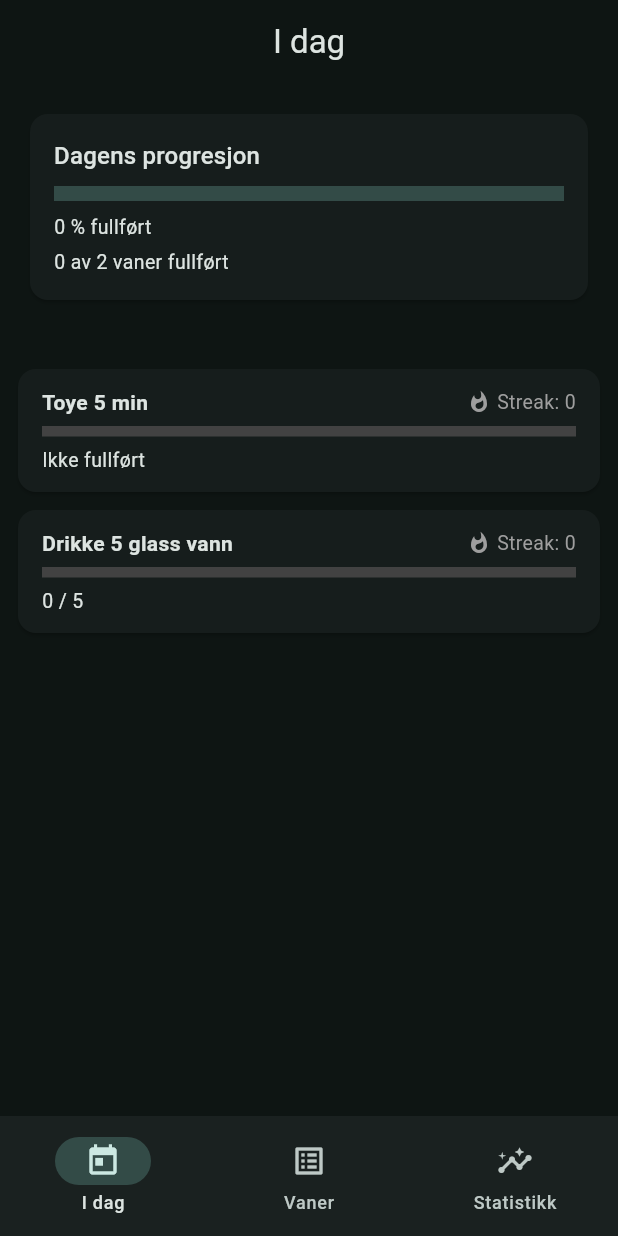
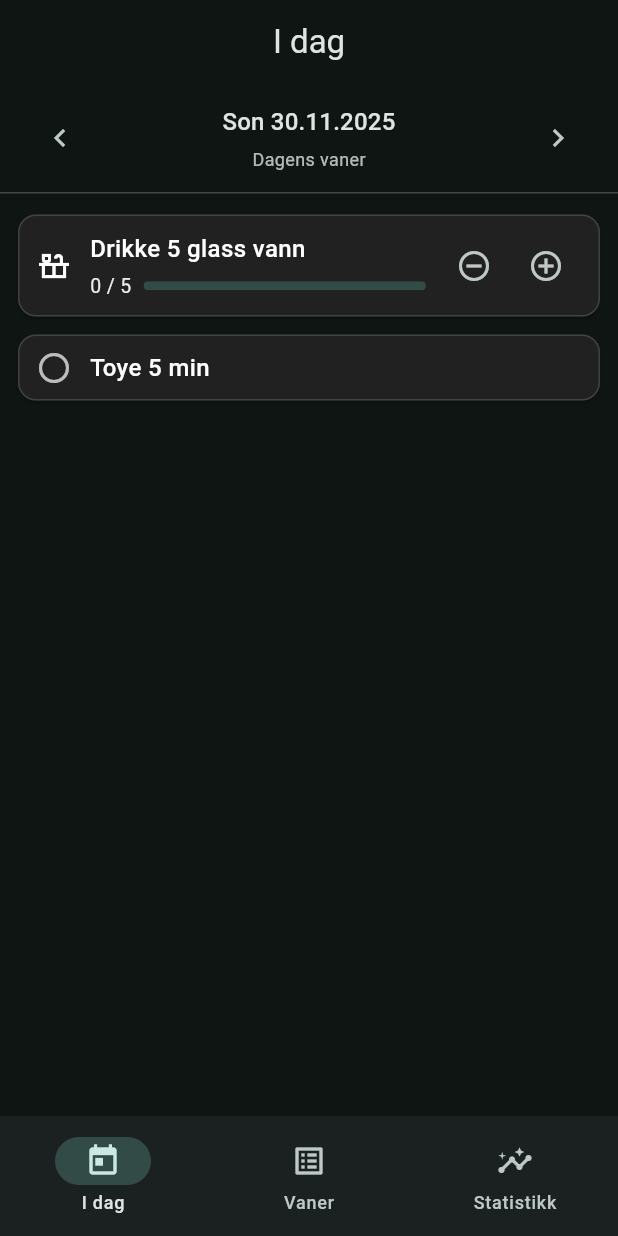
Before and after one commit to BerntLR/habits_app, a Flutter app: the screen it shows after launch, on a phone screen of 412 x 824 dp. Run offline on Flutter 3.47's test engine with Material 3 defaults, Android fonts, the light colour scheme and no system bars; our stand-ins replace shared_preferences.

Commit message:
Polish TodayPage UI with clearer status and controls

```diff
--- a/lib/pages/today_page.dart
+++ b/lib/pages/today_page.dart
@@ -1,76 +1,70 @@
 import 'package:flutter/material.dart';
 import 'package:provider/provider.dart';
 
+import '../models/habit.dart';
 import '../services/habit_service.dart';
-import '../models/habit.dart';
 
-class TodayPage extends StatelessWidget {
+class TodayPage extends StatefulWidget {
   const TodayPage({super.key});
+
+  @override
+  State<TodayPage> createState() => _TodayPageState();
+}
+
+class _TodayPageState extends State<TodayPage> {
+  late DateTime _selectedDate;
+
+  @override
+  void initState() {
+    super.initState();
+    _selectedDate = _normalize(DateTime.now());
+  }
+
+  DateTime _normalize(DateTime d) => DateTime(d.year, d.month, d.day);
+
+  bool get _isToday {
+    final now = _normalize(DateTime.now());
+    return now.year == _selectedDate.year &&
+        now.month == _selectedDate.month &&
+        now.day == _selectedDate.day;
+  }
+
+  void _changeDay(int delta) {
+    setState(() {
+      _selectedDate = _selectedDate.add(Duration(days: delta));
+    });
+  }
+
+  String _weekdayName(int weekday) {
+    const names = <String>[
+      'Man',
+      'Tir',
+      'Ons',
+      'Tor',
+      'Fre',
+      'Lor',
+      'Son',
+    ];
+    return names[weekday - 1];
+  }
+
+  String _dateLabel(DateTime d) {
+    return '${_weekdayName(d.weekday)} ${d.day.toString().padLeft(2, '0')}.${d.month.toString().padLeft(2, '0')}.${d.year}';
+  }
 
   @override
   Widget build(BuildContext context) {
     final service = context.watch<HabitService>();
-    final today = DateTime.now();
 
-    final todaysHabits = service.habitsForDate(today);
-
-    final List<Habit> sortedHabits = List<Habit>.from(todaysHabits);
-
-    sortedHabits.sort((a, b) {
-      if (a.type == HabitType.boolean && b.type != HabitType.boolean) {
-        return -1;
-      }
-      if (a.type != HabitType.boolean && b.type == HabitType.boolean) {
-        return 1;
+    if (!service.isInitialized) {
+      return const Scaffold(
+        body: Center(
+          child: CircularProgressIndicator(),
+        ),
+      );
     }
 
-      if (a.type == HabitType.boolean && b.type == HabitType.boolean) {
-        final aDone = service.isHabitDone(a.id, today);
-        final bDone = service.isHabitDone(b.id, today);
-
-        if (aDone == bDone) return 0;
-        return aDone ? 1 : -1;
-      }
-
-      final aCount = service.countForHabit(a.id, today);
-      final bCount = service.countForHabit(b.id, today);
-
-      final double aProgress = a.targetValue > 0
-          ? (aCount / a.targetValue).clamp(0.0, 1.0)
-          : 0.0;
-      final double bProgress = b.targetValue > 0
-          ? (bCount / b.targetValue).clamp(0.0, 1.0)
-          : 0.0;
-
-      return aProgress.compareTo(bProgress);
-    });
-
-    double dailyProgress = 0.0;
-    int completedHabits = 0;
-
-    if (sortedHabits.isNotEmpty) {
-      double sumProgress = 0.0;
-
-      for (final habit in sortedHabits) {
-        double p = 0.0;
-        if (habit.type == HabitType.boolean) {
-          final done = service.isHabitDone(habit.id, today);
-          p = done ? 1.0 : 0.0;
-        } else {
-          final count = service.countForHabit(habit.id, today);
-          if (habit.targetValue > 0) {
-            p = (count / habit.targetValue).clamp(0.0, 1.0);
-          }
-        }
-
-        sumProgress += p;
-        if (p >= 1.0) {
-          completedHabits++;
-        }
-      }
-
-      dailyProgress = (sumProgress / sortedHabits.length).clamp(0.0, 1.0);
-    }
+    final habits = service.habitsForDate(_selectedDate);
 
     return SafeArea(
       child: Scaffold(
@@ -80,131 +74,67 @@ class TodayPage extends StatelessWidget {
         ),
         body: Column(
           children: [
-            _buildDailySummaryCard(
-              context: context,
-              progress: dailyProgress,
-              completed: completedHabits,
-              total: sortedHabits.length,
+            Padding(
+              padding:
+                  const EdgeInsets.symmetric(horizontal: 16, vertical: 12),
+              child: Row(
+                children: [
+                  IconButton(
+                    icon: const Icon(Icons.chevron_left),
+                    onPressed: () => _changeDay(-1),
                   ),
-            const SizedBox(height: 8),
                   Expanded(
-              child: ListView.builder(
-                padding: const EdgeInsets.all(12),
-                itemCount: sortedHabits.length,
-                itemBuilder: (context, index) {
-                  final habit = sortedHabits[index];
-                  final isDone = service.isHabitDone(habit.id, today);
-                  final count = service.countForHabit(habit.id, today);
-                  final streak = service.streakForHabit(habit.id, today);
-
-                  double progress = 0.0;
-
-                  if (habit.type == HabitType.boolean) {
-                    progress = isDone ? 1.0 : 0.0;
-                  } else {
-                    if (habit.targetValue > 0) {
-                      progress = (count / habit.targetValue).clamp(0.0, 1.0);
-                    }
-                  }
-
-                  Color streakColor;
-                  if (streak <= 0) {
-                    streakColor = Colors.grey;
-                  } else if (streak <= 2) {
-                    streakColor = Colors.tealAccent;
-                  } else if (streak <= 6) {
-                    streakColor = Colors.greenAccent;
-                  } else {
-                    streakColor = Colors.amberAccent;
-                  }
-
-                  return Card(
-                    margin: const EdgeInsets.symmetric(vertical: 6),
-                    child: InkWell(
-                      onTap: () {
-                        if (habit.type == HabitType.boolean) {
-                          service.toggleHabit(habit.id, today);
-                        } else {
-                          service.incrementCount(habit.id, today);
-                        }
-                      },
-                      onLongPress: () {
-                        service.resetForDate(habit.id, today);
-                      },
-                      child: Padding(
-                        padding: const EdgeInsets.symmetric(
-                          vertical: 12,
-                          horizontal: 16,
+                    child: Column(
+                      crossAxisAlignment: CrossAxisAlignment.center,
+                      children: [
+                        Text(
+                          _dateLabel(_selectedDate),
+                          style: Theme.of(context).textTheme.titleMedium,
+                          textAlign: TextAlign.center,
                         ),
-                        child: Column(
-                          crossAxisAlignment: CrossAxisAlignment.start,
-                          children: [
-                            Row(
-                              mainAxisAlignment: MainAxisAlignment.spaceBetween,
-                              children: [
-                                Expanded(
+                        if (_isToday)
+                          const Padding(
+                            padding: EdgeInsets.only(top: 4),
                             child: Text(
-                                    habit.name,
+                              'Dagens vaner',
                               style: TextStyle(
-                                      fontWeight: FontWeight.bold,
-                                      color: isDone
-                                          ? Colors.greenAccent
-                                          : null,
+                                fontSize: 12,
+                                color: Colors.white70,
                               ),
-                                  ),
-                                ),
-                                Row(
-                                  mainAxisSize: MainAxisSize.min,
-                                  children: [
-                                    Icon(
-                                      Icons.whatshot,
-                                      size: 16,
-                                      color: streakColor,
-                                    ),
-                                    const SizedBox(width: 4),
-                                    Text(
-                                      'Streak: $streak',
-                                      style: TextStyle(
-                                        fontSize: 13,
-                                        color: streakColor,
                             ),
                           ),
                       ],
                     ),
-                              ],
                   ),
-                            const SizedBox(height: 6),
-                            LinearProgressIndicator(
-                              value: progress,
-                              minHeight: 7,
-                              backgroundColor: Colors.grey.shade800,
-                              valueColor: AlwaysStoppedAnimation<Color>(
-                                progress >= 1.0
-                                    ? Colors.greenAccent
-                                    : Colors.tealAccent,
-                              ),
-                            ),
-                            const SizedBox(height: 6),
-                            Row(
-                              mainAxisAlignment: MainAxisAlignment.spaceBetween,
-                              children: [
-                                if (habit.type == HabitType.boolean)
-                                  Text(
-                                    isDone ? 'Fullført' : 'Ikke fullført',
-                                    style: const TextStyle(fontSize: 13),
-                                  )
-                                else
-                                  Text(
-                                    '$count / ${habit.targetValue}',
-                                    style: const TextStyle(fontSize: 13),
-                                  ),
-                              ],
+                  IconButton(
+                    icon: const Icon(Icons.chevron_right),
+                    onPressed: () => _changeDay(1),
                   ),
                 ],
               ),
             ),
+            const Divider(height: 1),
+            Expanded(
+              child: habits.isEmpty
+                  ? const Center(
+                      child: Padding(
+                        padding: EdgeInsets.all(16),
+                        child: Text(
+                          'Ingen vaner denne dagen.',
+                          textAlign: TextAlign.center,
                         ),
-                  );
+                      ),
+                    )
+                  : ListView.builder(
+                      padding: const EdgeInsets.fromLTRB(12, 8, 12, 12),
+                      itemCount: habits.length,
+                      itemBuilder: (context, index) {
+                        final habit = habits[index];
+                        if (habit.type == HabitType.boolean) {
+                          return _buildBooleanHabitCard(context, habit);
+                        } else {
+                          return _buildCountHabitCard(context, habit);
+                        }
                       },
                     ),
             ),
@@ -213,29 +143,51 @@ class TodayPage extends StatelessWidget {
       ),
     );
   }
-}
 
-Widget _buildDailySummaryCard({
-  required BuildContext context,
-  required double progress,
-  required int completed,
-  required int total,
-}) {
-  if (total == 0) {
-    return Padding(
-      padding: const EdgeInsets.all(16),
-      child: Card(
+  Widget _buildBooleanHabitCard(BuildContext context, Habit habit) {
+    final service = context.watch<HabitService>();
+    final done = service.isHabitDone(habit.id, _selectedDate);
+
+    final Color bgColor = done ? Colors.greenAccent : Colors.grey.shade900;
+    final Color borderColor =
+        done ? Colors.green.shade700 : Colors.grey.shade800;
+    final Color textColor = done ? Colors.black : Colors.white;
+
+    return Card(
+      margin: const EdgeInsets.symmetric(vertical: 6),
+      color: bgColor,
+      shape: RoundedRectangleBorder(
+        borderRadius: BorderRadius.circular(12),
+        side: BorderSide(color: borderColor, width: 1),
+      ),
+      child: InkWell(
+        borderRadius: BorderRadius.circular(12),
+        onTap: () {
+          context.read<HabitService>().toggleHabit(habit.id, _selectedDate);
+        },
         child: Padding(
-          padding: const EdgeInsets.all(16),
+          padding: const EdgeInsets.symmetric(horizontal: 12, vertical: 10),
           child: Row(
-            children: const [
-              Icon(Icons.info_outline),
-              SizedBox(width: 12),
+            children: [
+              Icon(
+                done
+                    ? Icons.check_circle
+                    : Icons.radio_button_unchecked,
+                color: done ? Colors.green.shade900 : Colors.white70,
+              ),
+              const SizedBox(width: 12),
               Expanded(
                 child: Text(
-                  'Ingen vaner for i dag. Legg til vaner under "Vaner".',
+                  habit.name,
+                  style: TextStyle(
+                    fontSize: 16,
+                    color: textColor,
+                    fontWeight: FontWeight.w500,
                   ),
                 ),
+              ),
+              const SizedBox(width: 8),
+              _buildStreakChip(context, habit),
             ],
           ),
         ),
@@ -243,38 +195,137 @@ Widget _buildDailySummaryCard({
     );
   }
 
-  final int percent = (progress * 100).round();
+  Widget _buildCountHabitCard(BuildContext context, Habit habit) {
+    final service = context.watch<HabitService>();
+    final current = service.countForHabit(habit.id, _selectedDate);
+    final target = habit.targetValue;
 
-  return Padding(
-    padding: const EdgeInsets.all(16),
-    child: Card(
+    double ratio = 0.0;
+    if (target > 0) {
+      ratio = (current / target).clamp(0.0, 1.0);
+    }
+
+    Color bgColor;
+    Color textColor = Colors.white;
+    Color borderColor = Colors.grey.shade800;
+
+    if (ratio >= 1.0 && target > 0) {
+      bgColor = Colors.greenAccent;
+      textColor = Colors.black;
+      borderColor = Colors.green.shade700;
+    } else if (ratio > 0.0) {
+      bgColor = Colors.amberAccent.withOpacity(0.25);
+      borderColor = Colors.amber.shade700;
+    } else {
+      bgColor = Colors.grey.shade900;
+    }
+
+    return Card(
+      margin: const EdgeInsets.symmetric(vertical: 6),
+      color: bgColor,
+      shape: RoundedRectangleBorder(
+        borderRadius: BorderRadius.circular(12),
+        side: BorderSide(color: borderColor, width: 1),
+      ),
       child: Padding(
-        padding: const EdgeInsets.all(16),
+        padding: const EdgeInsets.symmetric(horizontal: 12, vertical: 10),
+        child: Row(
+          children: [
+            Icon(
+              Icons.countertops_outlined,
+              color: textColor,
+            ),
+            const SizedBox(width: 12),
+            Expanded(
               child: Column(
                 crossAxisAlignment: CrossAxisAlignment.start,
                 children: [
                   Text(
-              'Dagens progresjon',
-              style: Theme.of(context).textTheme.titleMedium,
+                    habit.name,
+                    style: TextStyle(
+                      fontSize: 16,
+                      color: textColor,
+                      fontWeight: FontWeight.w500,
                     ),
-            const SizedBox(height: 8),
-            LinearProgressIndicator(
-              value: progress,
-              minHeight: 10,
-            ),
-            const SizedBox(height: 8),
-            Text(
-              '$percent % fullført',
-              style: const TextStyle(fontSize: 13),
                   ),
                   const SizedBox(height: 4),
+                  Row(
+                    children: [
                       Text(
-              '$completed av $total vaner fullført',
-              style: const TextStyle(fontSize: 13),
+                        target > 0 ? '$current / $target' : '$current',
+                        style: TextStyle(
+                          fontSize: 13,
+                          color: textColor.withOpacity(0.9),
+                        ),
+                      ),
+                      const SizedBox(width: 8),
+                      if (target > 0)
+                        Expanded(
+                          child: ClipRRect(
+                            borderRadius: BorderRadius.circular(4),
+                            child: LinearProgressIndicator(
+                              value: ratio,
+                              minHeight: 6,
+                            ),
+                          ),
+                        ),
+                    ],
                   ),
                 ],
               ),
             ),
+            const SizedBox(width: 8),
+            IconButton(
+              icon: const Icon(Icons.remove_circle_outline),
+              tooltip: 'Nullstill for i dag',
+              onPressed: () {
+                context
+                    .read<HabitService>()
+                    .resetForDate(habit.id, _selectedDate);
+              },
+            ),
+            IconButton(
+              icon: const Icon(Icons.add_circle_outline),
+              tooltip: 'Ok ett steg',
+              onPressed: () {
+                context
+                    .read<HabitService>()
+                    .incrementCount(habit.id, _selectedDate);
+              },
+            ),
+          ],
+        ),
       ),
     );
   }
+
+  Widget _buildStreakChip(BuildContext context, Habit habit) {
+    final service = context.watch<HabitService>();
+    final streak = service.streakForHabit(habit.id, _selectedDate);
+    if (streak <= 0) {
+      return const SizedBox.shrink();
+    }
+
+    return Container(
+      padding: const EdgeInsets.symmetric(horizontal: 8, vertical: 4),
+      decoration: BoxDecoration(
+        color: Colors.black.withOpacity(0.12),
+        borderRadius: BorderRadius.circular(999),
+      ),
+      child: Row(
+        mainAxisSize: MainAxisSize.min,
+        children: [
+          const Icon(
+            Icons.local_fire_department_outlined,
+            size: 14,
+          ),
+          const SizedBox(width: 4),
+          Text(
+            '${streak}d',
+            style: const TextStyle(fontSize: 12),
+          ),
+        ],
+      ),
+    );
+  }
+}
```
Lines whose indentation alone changed are shown as unchanged.
